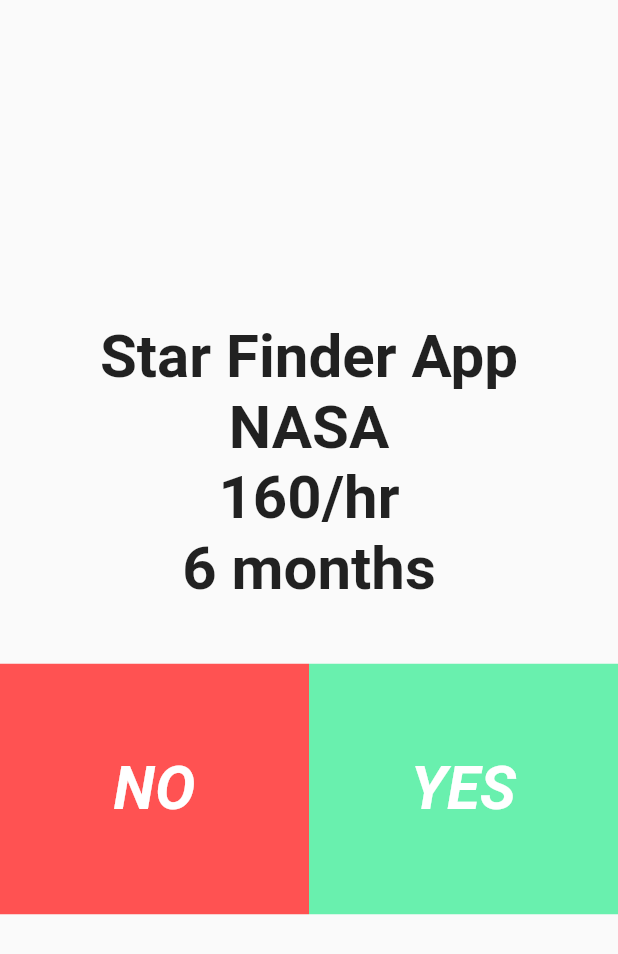
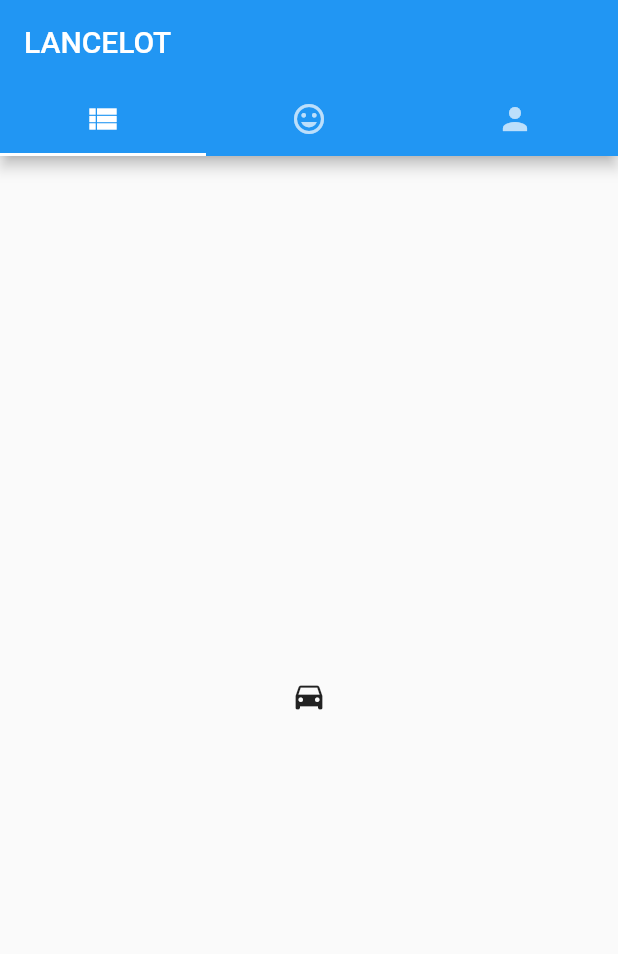
Before and after one commit to team-cde/LanceAI-flutterApp, a Flutter app: the screen it shows after launch, on a phone screen of 412 x 824 dp. Shown: the top 954 px of the screen. Run offline on Flutter 3.47's test engine with Material 2 defaults, Android fonts, the phone set to English and light mode, and no system bars.

Commit message:
added UI classes (AnswerButton, FeedbackButton), tab view controller; updated FeedbackOverlay

```diff
--- /dev/null
+++ b/lib/Pages/HomePage.dart
@@ -0,0 +1,41 @@
+import 'package:flutter/material.dart';
+import 'ProjectBrowsePage.dart';
+
+class HomePage extends StatefulWidget {
+  @override
+  State<StatefulWidget> createState() {
+    // TODO: implement createState
+    return new HomePageState();
+  }
+}
+
+class HomePageState extends State<HomePage> {
+
+  @override
+  Widget build(BuildContext context) {
+    return new MaterialApp(
+      home: new DefaultTabController(
+        length: 3,
+        child: new Scaffold(
+          appBar: new AppBar(
+            bottom: new TabBar(
+              tabs: [
+                new Tab(icon: new Icon(Icons.view_list)),
+                new Tab(icon: new Icon(Icons.insert_emoticon)),
+                new Tab(icon: new Icon(Icons.person)),
+              ],
+            ),
+            title: new Text('LANCELOT'),
+          ),
+          body: new TabBarView(
+            children: [
+              new Icon(Icons.directions_car),
+              new ProjectBrowsePage(),
+              new Icon(Icons.directions_bike),
+            ],
+          ),
+        ),
+      ),
+    );
+  }
+}
--- a/lib/main.dart
+++ b/lib/main.dart
@@ -1,8 +1,5 @@
 import 'package:flutter/material.dart';
-import 'package:lancelot_v2/Model/Project.dart';
-import 'package:lancelot_v2/UI/ProjectInfoWidget.dart';
-import 'package:lancelot_v2/Pages/FeedbackOverlay.dart';
-import 'package:lancelot_v2/UI/AnswerButton.dart';
+import 'Pages/HomePage.dart';
 
 void main() => runApp(new MyApp());
 
@@ -15,88 +12,8 @@ class MyApp extends StatelessWidget {
       theme: new ThemeData(
         primarySwatch: Colors.blue,
       ),
-      home: new ProjectBrowsePage(),
+      //home: new ProjectBrowsePage(),
+      home: new HomePage(),
     );
   }
 }
-
-class ProjectBrowsePage extends StatefulWidget {
-  @override
-  State<StatefulWidget> createState() {
-    return new ProjectBrowsePageState();
-  }
-}
-
-class ProjectBrowsePageState extends State<ProjectBrowsePage> {
-  List<Project> _projects = ([
-    new Project("Star Finder App", "NASA", "160/hr", "6 months"),
-    new Project("Fintech Website", "Chase", "180/hr", "4 months"),
-    new Project("Mobile Game", "Runescape", "140/hr", "12 months"),
-  ]);
-  int _projectIndex;
-  bool _answer;
-  bool _isFeedbackOverlayVisible;
-
-  @override
-  void initState() {
-    // TODO: implement initState
-    super.initState();
-    _projectIndex = 0;
-  }
-
-  void setAnswer(bool answer) {
-    _answer = answer;
-
-    this.setState(() {
-      _isFeedbackOverlayVisible = true;
-    });
-  }
-
-  void incrementProject() {
-    _projectIndex++;
-    if (_projectIndex == _projects.length) {
-      _projectIndex = 0;
-    }
-  }
-
-  Project currProject() {
-    return _projects[_projectIndex];
-  }
-
-  void handleAnswer(bool answer) {}
-
-  @override
-  Widget build(BuildContext context) {
-    return new Material(
-        child: new Stack(
-            fit: StackFit.expand,
-            children: <Widget>[
-              new Column(
-                  mainAxisAlignment: MainAxisAlignment.center,
-                  children: <Widget>[
-                    new ProjectInfo(currProject()),
-                    new Padding(padding: new EdgeInsets.all(20.0)),
-                    new Row(
-                        mainAxisAlignment: MainAxisAlignment.spaceAround,
-                        crossAxisAlignment: CrossAxisAlignment.center,
-                        children: <Widget>[
-                          new AnswerButton(false, () => setAnswer(false)),
-                          new AnswerButton(true, () => setAnswer(true)),
-              ],
-            )
-          ],
-        ),
-              _isFeedbackOverlayVisible == true ? new FeedbackOverlay (
-                  _answer,
-                      () {
-                    this.setState(() {
-                      _isFeedbackOverlayVisible = false;
-                      incrementProject();
-                    });
-                  }
-              ) : new Container()
-
-      ],
-    ));
-  }
-}
```
Also changed, not shown: lib/Pages/FeedbackOverlay.dart (+26 -17 lines), lib/Pages/ProjectBrowsePage.dart (added, +87 -0 lines), lib/UI/FeedbackButton.dart (added, +32 -0 lines).
